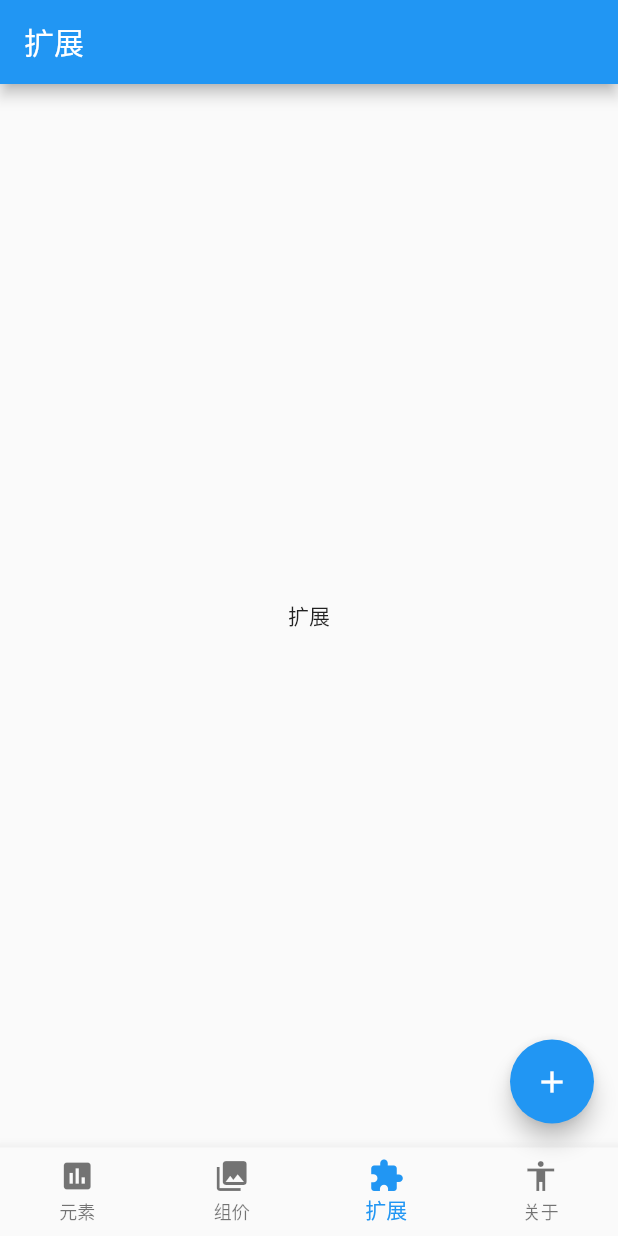
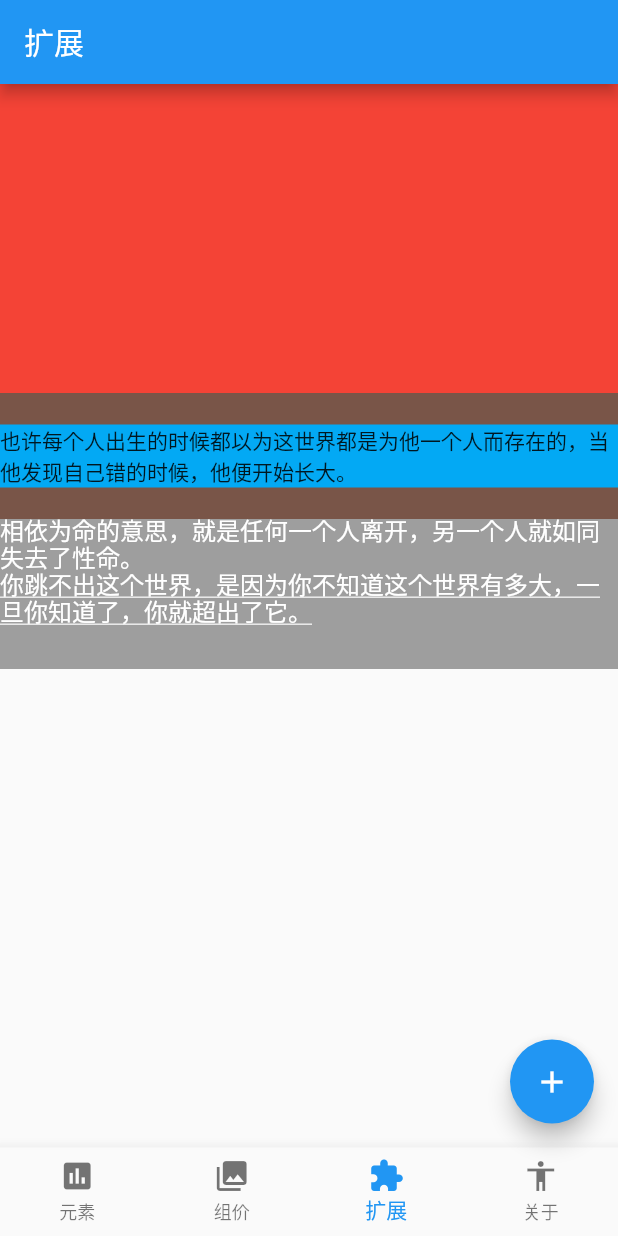
Before and after one commit to liangyuetian/color-ui-fork, a Flutter app: the screen it shows after launch, item 3 of the bottom bar chosen, on a phone screen of 412 x 824 dp. Run offline on Flutter 3.47's test engine with Material 2 defaults, Android fonts, the phone set to English and light mode, and no system bars; network calls fail.

Commit message:
Align Stack Positioned 使用 行高

```diff
--- a/lib/view/extend.dart
+++ b/lib/view/extend.dart
@@ -18,10 +18,64 @@ class _Extend extends State<Extend> {
   @override
   Widget build(BuildContext context) {
     return Scaffold(
-      appBar: AppBar(title: Text('扩展')),
-      body: Center(
-        child: Text('扩展'),
-      ),
-    );
+        appBar: AppBar(title: Text('扩展')),
+        body: SingleChildScrollView(
+            child: Column(
+          children: <Widget>[
+            AspectRatio(
+              // 保持 宽高比 width:height
+              aspectRatio: 2,
+              child: Container(
+                decoration: BoxDecoration(color: Colors.red),
+              ),
+            ),
+            Container(
+              alignment: Alignment.topLeft, // 给 container 设置alignment属性可以撑满宽度
+              decoration: BoxDecoration(color: Colors.brown),
+              child: Align(
+                alignment: Alignment.center,
+                widthFactor: 2, // 宽度因子，如果设置的话，Align的宽度就是child的宽度乘以这个值，不能为负数。
+                heightFactor: 2, // 高度因子，如果设置的话，Align的高度就是child的高度乘以这个值，不能为负数。
+                child: Container(
+                  decoration: BoxDecoration(
+                    color: Colors.lightBlue,
+                  ),
+                  child: Text('也许每个人出生的时候都以为这世界都是为他一个人而存在的，当他发现自己错的时候，他便开始长大。'),
+                ),
+              ),
+            ),
+            Stack( // 如果子元素没有占满空间，需要让Stack占满空间的话，可以在外层包裹ConstrainedBox来确保Stack占满屏幕
+              overflow: Overflow.visible,
+              // 此属性决定如何显示超出Stack显示空间的子widget，值为Overflow.clip时，超出部分会被剪裁（隐藏），值为Overflow.visible 时则不会。
+              fit: StackFit.loose,
+              // 此参数用于决定没有定位的子widget如何去适应Stack的大小。StackFit.loose表示使用子widget的大小，StackFit.expand表示扩伸到Stack的大小。
+              textDirection: TextDirection.ltr, // Positioned 排列的方向，从左到右，还是从右到左
+              children: <Widget>[
+                Container(
+                  height: 100,
+                  decoration: BoxDecoration(
+                    color: Colors.grey,
+                  ),
+                  child: Text(
+                    '相依为命的意思，就是任何一个人离开，另一个人就如同失去了性命。',
+                    style: TextStyle(fontSize: 16, height: 1.125, color: Colors.white), // height 就是行高 line-height
+                  ),
+                ),
+                Positioned(
+                    top: 36,
+                    left: 0,
+                    right: 0, // 同时设置right:0可以约束子元素不超出盒子
+                    // 在水平方向时，你只能指定left、right、width三个属性中的两个，如指定left和width后，right会自动算出(left+width)，如果同时指定三个属性则会报错，垂直方向同理。
+                    child: Container(
+                      child: Text(
+                        '你跳不出这个世界，是因为你不知道这个世界有多大，一旦你知道了，你就超出了它。',
+                        style: TextStyle(
+                            fontSize: 16, height: 1.125, color: Colors.white, decoration: TextDecoration.underline),
+                      ),
+                    ))
+              ],
+            )
+          ],
+        )));
   }
 }
```
